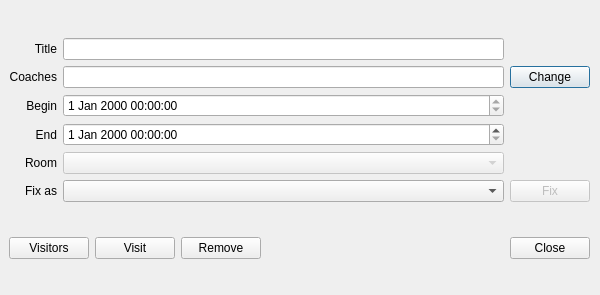
mabragor/foobar, file qt/manager/uis/dlg_event_info.ui: the form before one commit.
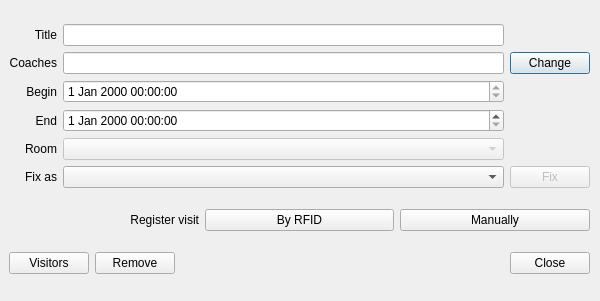
The form after the commit.

Commit message: Bug #132: Manual visit's registration using searching dialog.

What changed in the file:
```diff
--- a/qt/manager/uis/dlg_event_info.ui
+++ b/qt/manager/uis/dlg_event_info.ui
@@ -10,7 +10,7 @@
     <x>0</x>
     <y>0</y>
     <width>600</width>
-    <height>295</height>
+    <height>301</height>
    </rect>
   </property>
   <property name="windowTitle">
@@ -22,10 +22,10 @@
      <x>9</x>
      <y>9</y>
      <width>581</width>
-     <height>281</height>
+     <height>282</height>
     </rect>
    </property>
-   <layout class="QVBoxLayout" name="verticalLayout" stretch="9,0">
+   <layout class="QVBoxLayout" name="verticalLayout" stretch="6,1,1">
     <item>
      <layout class="QGridLayout" name="gridLayout">
       <property name="sizeConstraint">
@@ -149,32 +149,50 @@
      </layout>
     </item>
     <item>
-     <layout class="QGridLayout" name="buttonLayout" rowstretch="0">
-      <property name="sizeConstraint">
-       <enum>QLayout::SetMinimumSize</enum>
-      </property>
-      <item row="0" column="0">
+     <layout class="QHBoxLayout" name="visitLayout">
+      <item>
+       <widget class="QLabel" name="labelVisit">
+        <property name="text">
+         <string>Register visit</string>
+        </property>
+        <property name="alignment">
+         <set>Qt::AlignRight|Qt::AlignTrailing|Qt::AlignVCenter</set>
+        </property>
+       </widget>
+      </item>
+      <item>
+       <widget class="QPushButton" name="buttonVisitRFID">
+        <property name="text">
+         <string>By RFID</string>
+        </property>
+       </widget>
+      </item>
+      <item>
+       <widget class="QPushButton" name="buttonVisitManual">
+        <property name="text">
+         <string>Manually</string>
+        </property>
+       </widget>
+      </item>
+     </layout>
+    </item>
+    <item>
+     <layout class="QHBoxLayout" name="buttonLayout">
+      <item>
        <widget class="QPushButton" name="buttonVisitors">
         <property name="text">
          <string>Visitors</string>
         </property>
        </widget>
       </item>
-      <item row="0" column="1">
-       <widget class="QPushButton" name="buttonVisit">
-        <property name="text">
-         <string>Visit</string>
-        </property>
-       </widget>
-      </item>
-      <item row="0" column="2">
+      <item>
        <widget class="QPushButton" name="buttonRemove">
         <property name="text">
          <string>Remove</string>
         </property>
        </widget>
       </item>
-      <item row="0" column="3">
+      <item>
        <spacer name="horizontalSpacer">
         <property name="orientation">
          <enum>Qt::Horizontal</enum>
@@ -187,7 +205,7 @@
         </property>
        </spacer>
       </item>
-      <item row="0" column="4">
+      <item>
        <widget class="QPushButton" name="buttonClose">
         <property name="text">
          <string>Close</string>
```
The commit also changes 5 other files.
